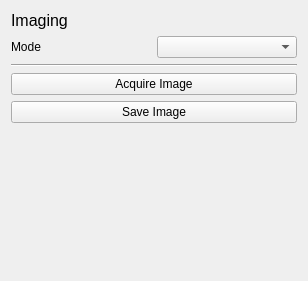
Above: openclem/ui/qt/CLEMImageWidget.ui from DeMarcoLab/openCLEM before the change. Below: the same form after it.
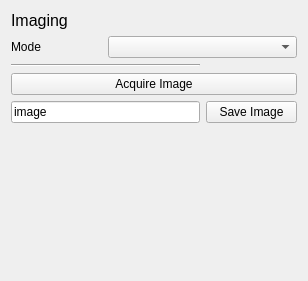
That is the form after the change.

Patch:
```diff
--- a/openclem/ui/qt/CLEMImageWidget.ui
+++ b/openclem/ui/qt/CLEMImageWidget.ui
@@ -14,23 +14,6 @@
    <string>Form</string>
   </property>
   <layout class="QGridLayout" name="gridLayout">
-   <item row="5" column="0" colspan="2">
-    <widget class="QPushButton" name="pushButton_save_image">
-     <property name="text">
-      <string>Save Image</string>
-     </property>
-    </widget>
-   </item>
-   <item row="4" column="0" colspan="2">
-    <widget class="QPushButton" name="pushButton_acquire_image">
-     <property name="text">
-      <string>Acquire Image</string>
-     </property>
-    </widget>
-   </item>
-   <item row="1" column="1">
-    <widget class="QComboBox" name="comboBox_imaging_mode"/>
-   </item>
    <item row="1" column="0">
     <widget class="QLabel" name="label_imaging_mode">
      <property name="text">
@@ -38,19 +21,6 @@
      </property>
     </widget>
    </item>
-   <item row="6" column="0" colspan="2">
-    <spacer name="verticalSpacer">
-     <property name="orientation">
-      <enum>Qt::Vertical</enum>
-     </property>
-     <property name="sizeHint" stdset="0">
-      <size>
-       <width>20</width>
-       <height>40</height>
-      </size>
-     </property>
-    </spacer>
-   </item>
    <item row="3" column="0" colspan="2">
     <widget class="Line" name="line">
      <property name="orientation">
@@ -70,6 +40,43 @@
      </property>
     </widget>
    </item>
+   <item row="5" column="2">
+    <widget class="QPushButton" name="pushButton_save_image">
+     <property name="text">
+      <string>Save Image</string>
+     </property>
+    </widget>
+   </item>
+   <item row="5" column="0" colspan="2">
+    <widget class="QLineEdit" name="lineEdit_save_label">
+     <property name="text">
+      <string>image</string>
+     </property>
+    </widget>
+   </item>
+   <item row="4" column="0" colspan="3">
+    <widget class="QPushButton" name="pushButton_acquire_image">
+     <property name="text">
+      <string>Acquire Image</string>
+     </property>
+    </widget>
+   </item>
+   <item row="1" column="1" colspan="2">
+    <widget class="QComboBox" name="comboBox_imaging_mode"/>
+   </item>
+   <item row="7" column="0" colspan="3">
+    <spacer name="verticalSpacer">
+     <property name="orientation">
+      <enum>Qt::Vertical</enum>
+     </property>
+     <property name="sizeHint" stdset="0">
+      <size>
+       <width>20</width>
+       <height>40</height>
+      </size>
+     </property>
+    </spacer>
+   </item>
   </layout>
  </widget>
  <resources/>
```
